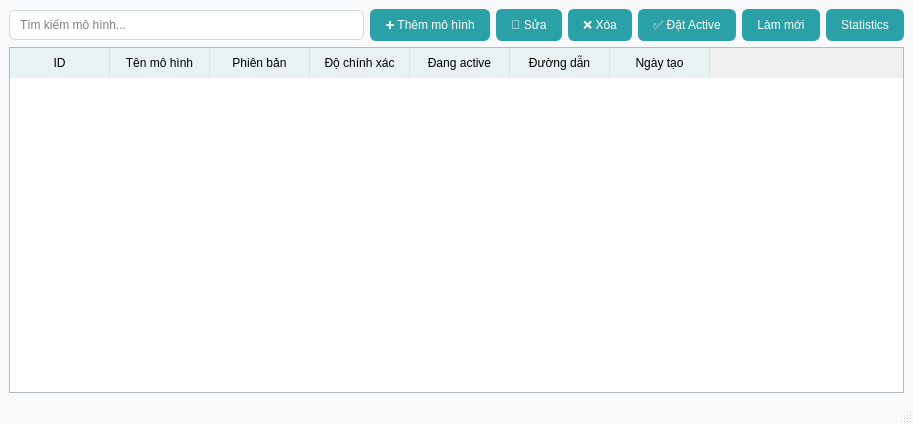
Before: the Qt Designer form final_ml/ui/ui_admin_model_management.ui in bichnga1845/MLBA_FinalProjectt, drawn with Qt 5.
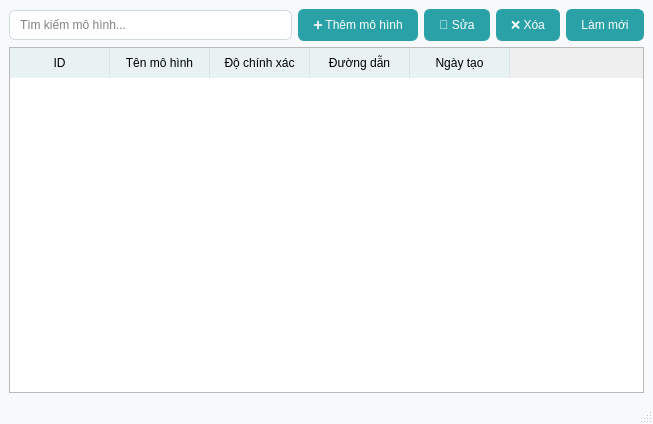
After: the same form once the commit is applied.

```diff
--- a/final_ml/ui/ui_admin_model_management.ui
+++ b/final_ml/ui/ui_admin_model_management.ui
@@ -6,7 +6,7 @@
    <rect>
     <x>0</x>
     <y>0</y>
-    <width>913</width>
+    <width>653</width>
     <height>424</height>
    </rect>
   </property>
@@ -61,13 +61,6 @@
         </property>
        </widget>
       </item>
-      <item>
-       <widget class="QPushButton" name="btnSetActive">
-        <property name="text">
-         <string>✅ Đặt Active</string>
-        </property>
-       </widget>
-      </item>
       <item>
        <widget class="QPushButton" name="btnRefreshModels">
         <property name="text">
@@ -75,13 +68,6 @@
         </property>
        </widget>
       </item>
-      <item>
-       <widget class="QPushButton" name="btnStatistics">
-        <property name="text">
-         <string>Statistics</string>
-        </property>
-       </widget>
-      </item>
      </layout>
     </item>
     <item>
@@ -96,21 +82,11 @@
         <string>Tên mô hình</string>
        </property>
       </column>
-      <column>
-       <property name="text">
-        <string>Phiên bản</string>
-       </property>
-      </column>
       <column>
        <property name="text">
         <string>Độ chính xác</string>
        </property>
       </column>
-      <column>
-       <property name="text">
-        <string>Đang active</string>
-       </property>
-      </column>
       <column>
        <property name="text">
         <string>Đường dẫn</string>
```
